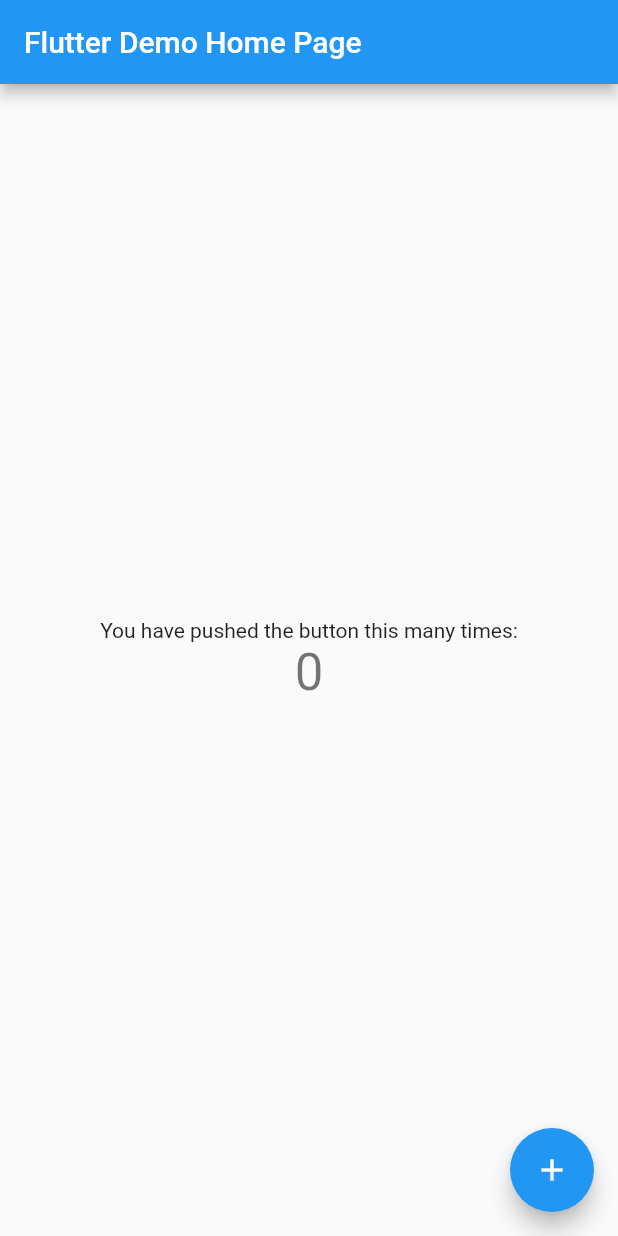
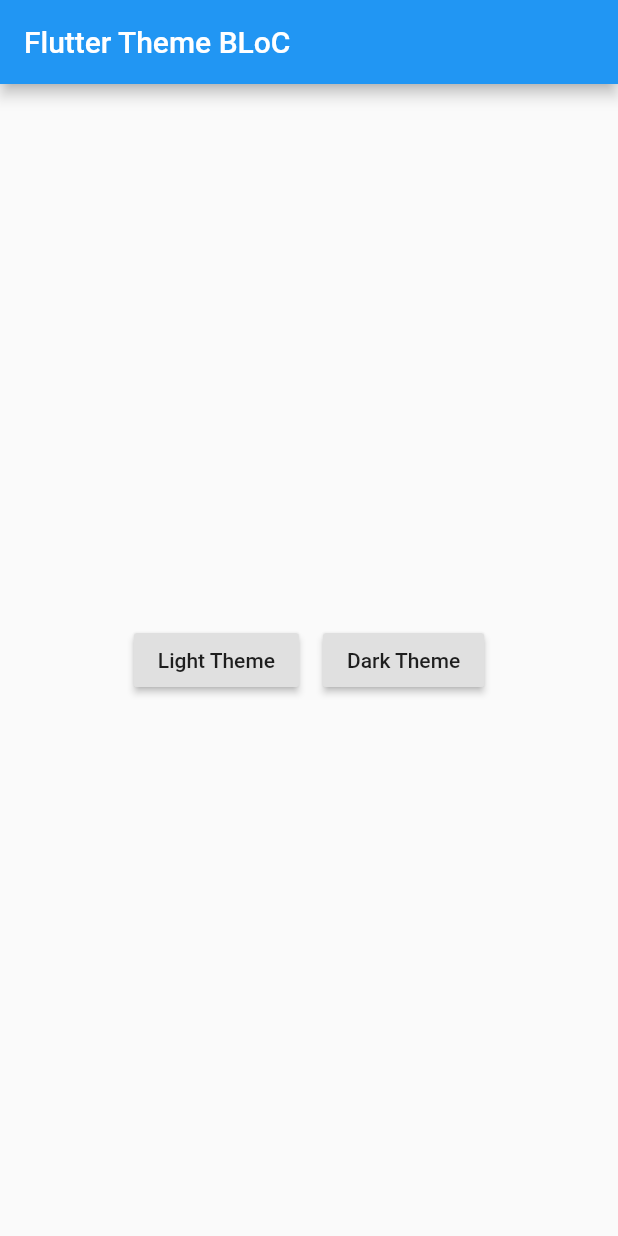
Before and after one commit to CoderJava/Flutter-Theme-BLoC, a Flutter app: the screen it shows after launch, on a phone screen of 412 x 824 dp. Run offline on Flutter 3.47's test engine with Material 2 defaults, Android fonts, the phone set to English and light mode, and no system bars; our stand-ins replace flutter_bloc.

Commit message:
Created feature switch theme

```diff
--- a/lib/main.dart
+++ b/lib/main.dart
@@ -1,111 +1,88 @@
 import 'package:flutter/material.dart';
+import 'package:flutter_bloc/flutter_bloc.dart';
 
 void main() => runApp(MyApp());
 
 class MyApp extends StatelessWidget {
-  // This widget is the root of your application.
   @override
   Widget build(BuildContext context) {
-    return MaterialApp(
-      title: 'Flutter Demo',
-      theme: ThemeData(
-        // This is the theme of your application.
-        //
-        // Try running your application with "flutter run". You'll see the
-        // application has a blue toolbar. Then, without quitting the app, try
-        // changing the primarySwatch below to Colors.green and then invoke
-        // "hot reload" (press "r" in the console where you ran "flutter run",
-        // or simply save your changes to "hot reload" in a Flutter IDE).
-        // Notice that the counter didn't reset back to zero; the application
-        // is not restarted.
-        primarySwatch: Colors.blue,
+    return BlocProvider(
+      create: (context) => ThemeBloc(),
+      child: BlocBuilder<ThemeBloc, ThemeState>(
+        builder: (context, state) {
+          ThemeData themeData;
+          if (state is ThemeChangeState) {
+            themeData = state.themeData;
+          }
+          return MaterialApp(
+          title: 'Flutter Theme BLoC',
+          theme: themeData ?? ThemeData.light(),
+          home: MyHomePage(),
+        );
+        },
       ),
-      home: MyHomePage(title: 'Flutter Demo Home Page'),
     );
   }
 }
 
 class MyHomePage extends StatefulWidget {
-  MyHomePage({Key key, this.title}) : super(key: key);
-
-  // This widget is the home page of your application. It is stateful, meaning
-  // that it has a State object (defined below) that contains fields that affect
-  // how it looks.
-
-  // This class is the configuration for the state. It holds the values (in this
-  // case the title) provided by the parent (in this case the App widget) and
-  // used by the build method of the State. Fields in a Widget subclass are
-  // always marked "final".
-
-  final String title;
-
   @override
   _MyHomePageState createState() => _MyHomePageState();
 }
 
 class _MyHomePageState extends State<MyHomePage> {
-  int _counter = 0;
-
-  void _incrementCounter() {
-    setState(() {
-      // This call to setState tells the Flutter framework that something has
-      // changed in this State, which causes it to rerun the build method below
-      // so that the display can reflect the updated values. If we changed
-      // _counter without calling setState(), then the build method would not be
-      // called again, and so nothing would appear to happen.
-      _counter++;
-    });
-  }
-
   @override
   Widget build(BuildContext context) {
-    // This method is rerun every time setState is called, for instance as done
-    // by the _incrementCounter method above.
-    //
-    // The Flutter framework has been optimized to make rerunning build methods
-    // fast, so that you can just rebuild anything that needs updating rather
-    // than having to individually change instances of widgets.
     return Scaffold(
       appBar: AppBar(
-        // Here we take the value from the MyHomePage object that was created by
-        // the App.build method, and use it to set our appbar title.
-        title: Text(widget.title),
+        title: Text('Flutter Theme BLoC'),
       ),
       body: Center(
-        // Center is a layout widget. It takes a single child and positions it
-        // in the middle of the parent.
-        child: Column(
-          // Column is also a layout widget. It takes a list of children and
-          // arranges them vertically. By default, it sizes itself to fit its
-          // children horizontally, and tries to be as tall as its parent.
-          //
-          // Invoke "debug painting" (press "p" in the console, choose the
-          // "Toggle Debug Paint" action from the Flutter Inspector in Android
-          // Studio, or the "Toggle Debug Paint" command in Visual Studio Code)
-          // to see the wireframe for each widget.
-          //
-          // Column has various properties to control how it sizes itself and
-          // how it positions its children. Here we use mainAxisAlignment to
-          // center the children vertically; the main axis here is the vertical
-          // axis because Columns are vertical (the cross axis would be
-          // horizontal).
-          mainAxisAlignment: MainAxisAlignment.center,
+        child: Wrap(
           children: <Widget>[
-            Text(
-              'You have pushed the button this many times:',
+            RaisedButton(
+              child: Text('Light Theme'),
+              onPressed: () {
+                BlocProvider.of<ThemeBloc>(context).add(ThemeEvent(ThemeData.light()));
+              },
             ),
-            Text(
-              '$_counter',
-              style: Theme.of(context).textTheme.display1,
+            SizedBox(width: 16.0),
+            RaisedButton(
+              child: Text('Dark Theme'),
+              onPressed: () {
+                BlocProvider.of<ThemeBloc>(context).add(ThemeEvent(ThemeData.dark()));
+              },
             ),
           ],
-        ),
+        )
       ),
-      floatingActionButton: FloatingActionButton(
-        onPressed: _incrementCounter,
-        tooltip: 'Increment',
-        child: Icon(Icons.add),
-      ), // This trailing comma makes auto-formatting nicer for build methods.
     );
   }
 }
+
+abstract class ThemeState {}
+
+class ThemeInitialState extends ThemeState {}
+
+class ThemeChangeState extends ThemeState {
+  final ThemeData themeData;
+
+  ThemeChangeState(this.themeData);
+}
+
+class ThemeEvent {
+  final ThemeData themeData;
+
+  ThemeEvent(this.themeData);
+}
+
+class ThemeBloc extends Bloc<ThemeEvent, ThemeState> {
+  @override
+  ThemeState get initialState => ThemeInitialState();
+
+  @override
+  Stream<ThemeState> mapEventToState(ThemeEvent event) async* {
+    yield ThemeChangeState(event.themeData);
+  }
+
+}
```
